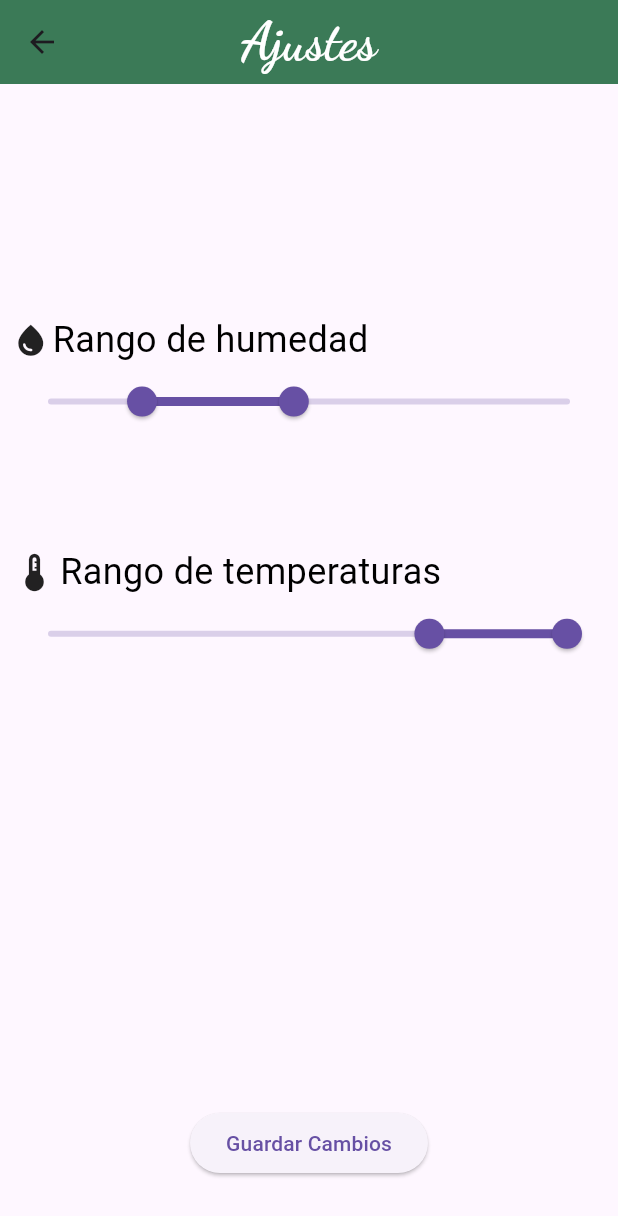
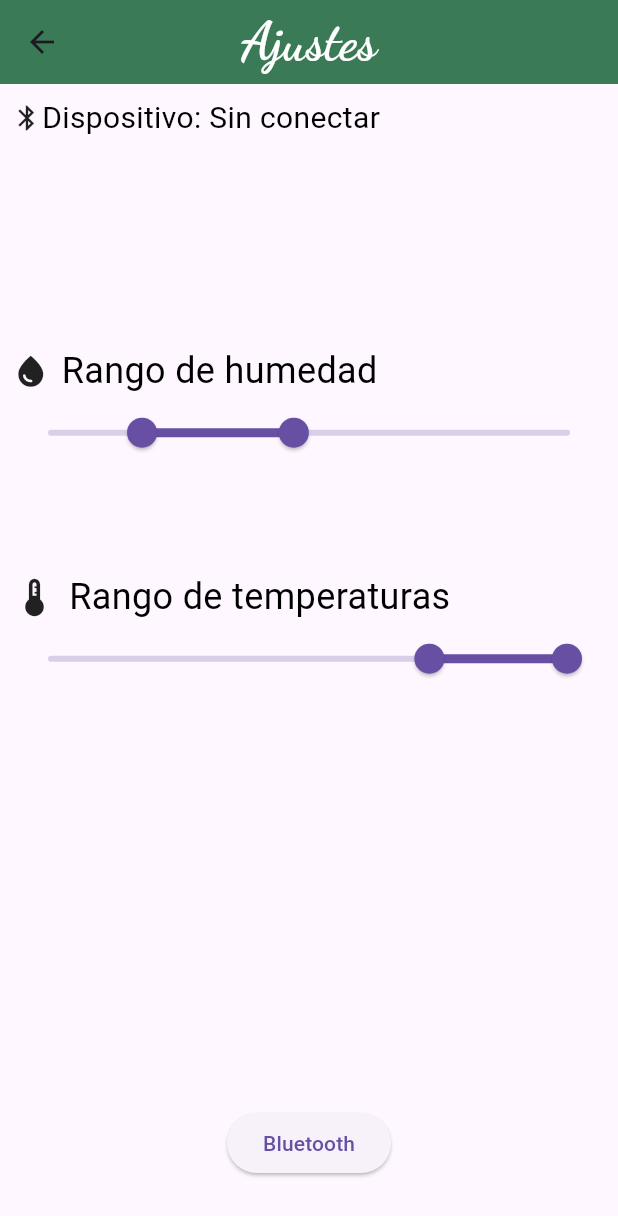
Before and after one commit to Gh0stvil/Soil_himidity_app, a Flutter app: the Settings screen opened directly, on a phone screen of 412 x 824 dp. Shown: the top 1216 px of the screen. Run offline on Flutter 3.47's test engine with Material 3 defaults, Android fonts, the phone set to English and light mode, and no system bars; our stand-ins replace flutter_blue_plus, google_fonts, permission_handler.

Commit message:
agregada funcion bluetooth

```diff
--- a/lib/ui/screens/settings.dart
+++ b/lib/ui/screens/settings.dart
@@ -10,6 +10,10 @@ class Settings extends StatefulWidget {
 }
 
 class _SettingsState extends State<Settings> {
+
+String nombreDispositivo = "Sin conectar";
+
+
   @override
   Widget build(BuildContext context) {
     return Scaffold(
@@ -19,18 +23,35 @@ class _SettingsState extends State<Settings> {
         backgroundColor: ColorMyApp.accentColor,
       ),
 
-      body: Padding(
+
+      body:
+      Padding(
         padding: const EdgeInsets.all(8.0),
+        child: Column(
 
-        child: Column(
           children: [
+            SizedBox(
+              width: 500,
+
+              child: Row(
+                children: [
+                  Icon(Icons.bluetooth, size: 20),
+                  Text(
+                    'Dispositivo: $nombreDispositivo',
+                    style: TextStyle(fontSize: 20, color: Colors.black,),
+                    textAlign: TextAlign.center,
+                  ),
+                ],
+              ),
+            ),
+
             Spacer(flex: 2),
 
             Row(
-              spacing: 2,
-              //mainAxisAlignment: MainAxisAlignment.center,
+
               children: [
                 Icon(Icons.water_drop, size: 25),
+                SizedBox(width: 8), // Add spacing between icon and text
                 Text(
                   'Rango de humedad',
                   style: TextStyle(fontSize: 24, color: Colors.black),
@@ -43,10 +64,11 @@ class _SettingsState extends State<Settings> {
             Spacer(flex: 1),
 
             Row(
-              spacing: 2,
+              // spacing: 2, // Row does not have a 'spacing' property
               //mainAxisAlignment: MainAxisAlignment.center,
               children: [
                 Icon(Icons.thermostat, size: 30),
+                SizedBox(width: 8), // Add spacing between icon and text
                 Text(
                   'Rango de temperaturas',
                   style: TextStyle(fontSize: 24, color: Colors.black),
@@ -59,12 +81,18 @@ class _SettingsState extends State<Settings> {
             Spacer(flex: 4),
 
             Padding(
-              padding: const EdgeInsets.only(bottom: 30.0),
-              child: ElevatedButton(
-                onPressed: () {},
-                child: Text('Guardar Cambios'),
-              ),
-            ),
+  padding: const EdgeInsets.only(bottom: 30.0),
+  child: ElevatedButton(
+    onPressed: () {
+      botonBT(context, (String nuevoNombre) {
+        setState(() {
+          nombreDispositivo = nuevoNombre;
+        });
+      });
+    },
+    child: Text('Bluetooth'),
+  ),
+)
           ],
         ),
       ),
--- a/pubspec.yaml
+++ b/pubspec.yaml
@@ -10,9 +10,8 @@ dependencies:
   flutter:
     sdk: flutter
   google_fonts: ^6.2.1
-  bluetooth_classic: ^0.0.4
+  flutter_blue_plus: ^1.35.5
   permission_handler: ^11.3.1
-  app_settings: ^5.1.1
 
 dev_dependencies:
   flutter_test:
```
Also changed, not shown: lib/widgets/witgets_settings_screen.dart (+65 -58 lines), pubspec.lock, 1 other file.
